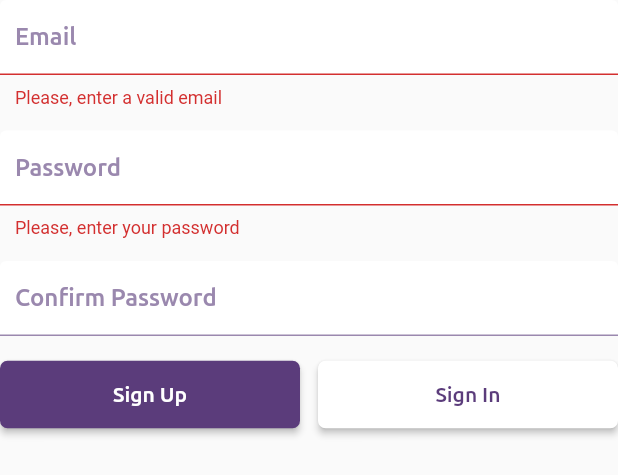
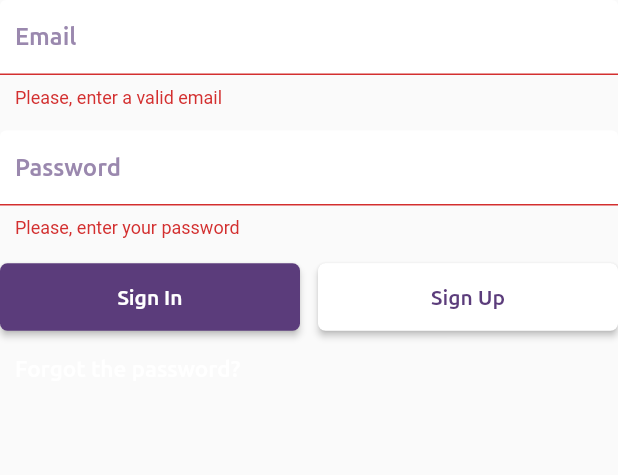
Before and after one commit to Smejia25/Strong-Buddies, a Flutter app: the AuthenticationForm widget shown alone on an empty page, opened directly, after a tap on "Sign In", after a tap on "Sign Up", on a phone screen of 412 x 824 dp. Shown: the top 475 px of the screen. Run offline on Flutter 3.47's test engine with Material 2 defaults, Android fonts, the phone set to English and light mode, and no system bars; our stand-ins replace firebase_auth, google_sign_in, rxdart; missing offline and left inert: flutter_facebook_login, validate; accounts and stored records are empty; statements that could not run were skipped.

Commit message:
Refactor: login page code improved

```diff
--- a/lib/authentication/components/authentication_form.dart
+++ b/lib/authentication/components/authentication_form.dart
@@ -1,6 +1,12 @@
+import 'dart:async';
+
 import 'package:flutter/material.dart';
+import 'package:flutter/services.dart';
+import 'package:rxdart/rxdart.dart';
+import 'package:strong_buddies_connect/authentication/models/login.state.dart';
 import 'package:strong_buddies_connect/authentication/models/user.dart';
 import 'package:strong_buddies_connect/authentication/providers/auth_service.dart';
+import 'package:strong_buddies_connect/routes.dart';
 import 'package:validate/validate.dart';
 
 import 'forgot_pass.dart';
@@ -9,9 +15,11 @@ class AuthenticationForm extends StatefulWidget {
   const AuthenticationForm({
     Key key,
     this.auth,
+    this.isLoading$,
   }) : super(key: key);
 
   final AuthService auth;
+  final Subject<LoginStateData> isLoading$;
 
   @override
   _AuthenticationFormState createState() => _AuthenticationFormState();
@@ -19,40 +27,33 @@ class AuthenticationForm extends StatefulWidget {
 
 class _AuthenticationFormState extends State<AuthenticationForm> {
   final TextEditingController _passController = TextEditingController();
+
   final _formKey = GlobalKey<FormState>();
   final userForm = User();
+  StreamSubscription _streamSubscription;
 
-  bool _isInLogin = true;
-
-  void _goToHomePage(BuildContext context) {
-    Navigator.pushNamed(context, '/form');
-  }
+  bool anAuthProcessIsCurrentlyBeingExecuted = false;
 
   void _doLogin() async {
     if (!_formKey.currentState.validate()) {
       return;
     }
+
+    widget.isLoading$.add(LoginStateData(LoginState.Unable));
+
     _formKey.currentState.save();
+    try {
+      await widget.auth.login(userForm.email, userForm.password);
+    } on PlatformException catch (e) {
+      widget.isLoading$
+          .add(LoginStateData(LoginState.Ready, mesage: e.message));
+    } catch (e) {
+      print(e);
+    }
+  }
 
-    if (!_isInLogin) {
-      try {
-        await widget.auth.registerUser(userForm.email, userForm.password);
-        Scaffold.of(context).showSnackBar(SnackBar(
-            content: Text(
-                'We just sent you a verification email. Check your email')));
-      } catch (e) {
-        Scaffold.of(context).showSnackBar(SnackBar(
-            content: Text('The email is already registered in the app')));
-      }
-    } else {
-      try {
-        await widget.auth.login(userForm.email, userForm.password);
-        _goToHomePage(context);
-      } catch (e) {}
-      Scaffold.of(context).showSnackBar(SnackBar(
-          content: Text(
-              'User is not register in the app or the email is not verified')));
-    }
+  void _goToRegisterPage() {
+    Navigator.pushNamed(context, Routes.registerPage);
   }
 
   String _emalValidator(String value) {
@@ -65,7 +66,7 @@ class _AuthenticationFormState extends State<AuthenticationForm> {
     return null;
   }
 
-  String _confirmPasswordValidator(value) {
+  String _confirmPasswordValidator(String value) {
     if (value.isEmpty)
       return 'Please, enter your password';
     else if (_passController.text != value) {
@@ -82,8 +83,28 @@ class _AuthenticationFormState extends State<AuthenticationForm> {
   }
 
   @override
+  void initState() {
+    super.initState();
+    _streamSubscription = widget.isLoading$.listen((data) {
+      if (data == null) return;
+      setState(() {
+        anAuthProcessIsCurrentlyBeingExecuted =
+            data.loginState == LoginState.Unable;
+      });
+    });
+  }
+
+  @override
+  void dispose() {
+    // TODO: implement dispose
+    _streamSubscription?.cancel();
+    super.dispose();
+  }
+
+  @override
   Widget build(BuildContext context) {
     final spaceBetweenInputs = 15.0;
+
     return Form(
       key: _formKey,
       child: Column(
@@ -104,21 +125,83 @@ class _AuthenticationFormState extends State<AuthenticationForm> {
             validator: _passwordValidator,
             decoration: InputDecoration(labelText: 'Password'),
           ),
+          StreamBuilder<LoginStateData>(
+              stream: widget.isLoading$,
+              builder: (context, snapshot) {
+                final widgetToShow = snapshot.hasData &&
+                        snapshot.data != null &&
+                        snapshot.data.message.isNotEmpty
+                    ? Column(
+                        children: <Widget>[
+                          SizedBox(height: spaceBetweenInputs),
+                          Text(
+                            snapshot.data.message,
+                            style: TextStyle(
+                              color: Color(0xffC11616),
+                            ),
+                            textAlign: TextAlign.center,
+                          ),
+                        ],
+                      )
+                    : Center();
+                return AnimatedSwitcher(
+                  duration: Duration(milliseconds: 300),
+                  child: widgetToShow,
+                );
+              }),
           SizedBox(height: spaceBetweenInputs),
-          if (!_isInLogin) ...[
+          /* if (!_isInLogin) ...[
             TextFormField(
               obscureText: true,
               validator: _confirmPasswordValidator,
               decoration: InputDecoration(labelText: 'Confirm Password'),
             ),
             SizedBox(height: spaceBetweenInputs),
-          ],
+          ], */
+
+          /*    StreamBuilder<bool>(
+            stream: widget.isLoading$,
+            builder: (BuildContext context, AsyncSnapshot<bool> snapshot) {
+              if (snapshot.hasData) {
+                return snapshot.data
+                    ? Center(
+                        child: CircularProgressIndicator(
+                          valueColor: AlwaysStoppedAnimation<Color>(
+                              Theme.of(context).primaryColor),
+                        ),
+                      )
+                    : Row(
+                        children: <Widget>[
+                          Expanded(
+                            child: RaisedButton(
+                              onPressed: _doLogin,
+                              child: Text('Sign In'),
+                            ),
+                          ),
+                          SizedBox(
+                            width: 12,
+                          ),
+                          Expanded(
+                            child: RaisedButton(
+                              color: Theme.of(context).accentColor,
+                              textColor: Theme.of(context).primaryColor,
+                              onPressed: () => setState(() {
+                                // _isInLogin = !_isInLogin;
+                              }),
+                              child: Text('Sign Up'),
+                            ),
+                          ),
+                        ],
+                      );
+              }*/
           Row(
             children: <Widget>[
               Expanded(
                 child: RaisedButton(
-                    onPressed: _doLogin,
-                    child: Text(_isInLogin ? 'Sign In' : 'Sign Up')),
+                  onPressed:
+                      !anAuthProcessIsCurrentlyBeingExecuted ? _doLogin : null,
+                  child: Text('Sign In'),
+                ),
               ),
               SizedBox(
                 width: 12,
@@ -127,15 +210,15 @@ class _AuthenticationFormState extends State<AuthenticationForm> {
                 child: RaisedButton(
                   color: Theme.of(context).accentColor,
                   textColor: Theme.of(context).primaryColor,
-                  onPressed: () => setState(() {
-                    _isInLogin = !_isInLogin;
-                  }),
-                  child: Text(_isInLogin ? 'Sign Up' : 'Sign In'),
+                  onPressed: !anAuthProcessIsCurrentlyBeingExecuted
+                      ? _goToRegisterPage
+                      : null,
+                  child: Text('Sign Up'),
                 ),
               ),
             ],
           ),
-          if (_isInLogin) ...[ForgotPassword(auth: widget.auth)],
+          ForgotPassword(auth: widget.auth),
         ],
       ),
     );
--- a/lib/authentication/components/divider_section.dart
+++ b/lib/authentication/components/divider_section.dart
@@ -1,5 +1,4 @@
 import 'package:flutter/material.dart';
-
 import 'divider_login.dart';
 
 class DividerSection extends StatelessWidget {
--- a/lib/authentication/components/forgot_pass.dart
+++ b/lib/authentication/components/forgot_pass.dart
@@ -1,6 +1,5 @@
 import 'package:flutter/material.dart';
 import 'package:rxdart/subjects.dart';
-
 import 'package:strong_buddies_connect/authentication/providers/auth_service.dart';
 import 'package:validate/validate.dart';
 
--- /dev/null
+++ b/lib/authentication/models/login.state.dart
@@ -0,0 +1,10 @@
+enum LoginState { Ready, Unable }
+
+class LoginStateData {
+  final LoginState loginState;
+  String message;
+
+  LoginStateData(this.loginState, {String mesage = ''}) {
+    this.message = mesage;
+  }
+}
--- /dev/null
+++ b/lib/routes.dart
@@ -0,0 +1,5 @@
+class Routes {
+  static final loginPage = '/';
+  static final matchPage = '/matchPage';
+  static final registerPage = '/registerPage';
+}
```
Also changed, not shown: lib/authentication/authentication_page.dart (+24 -2 lines), lib/authentication/components/social_network.dart (+48 -20 lines), lib/authentication/providers/auth_service.dart (+15 -20 lines), lib/main.dart (+6 -11 lines).
